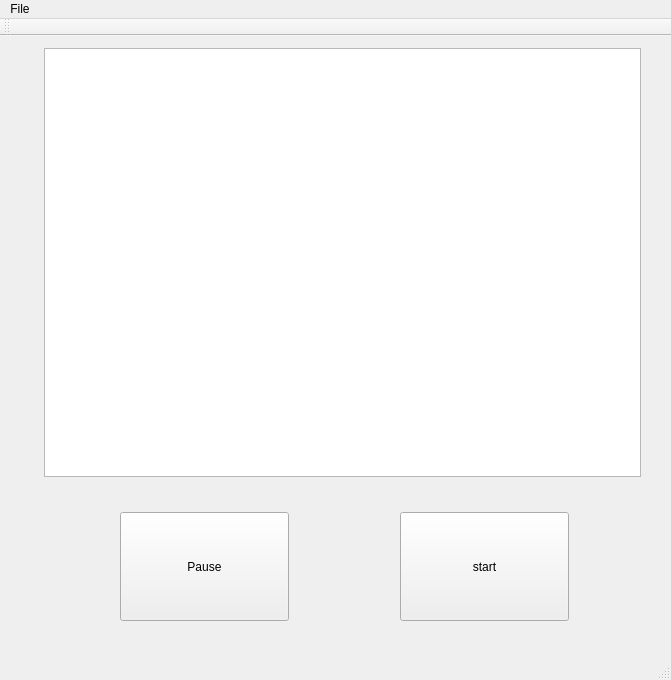
The window that mainwindow.ui (mwiesenberger/convection) describes before a commit, drawn with Qt 5.
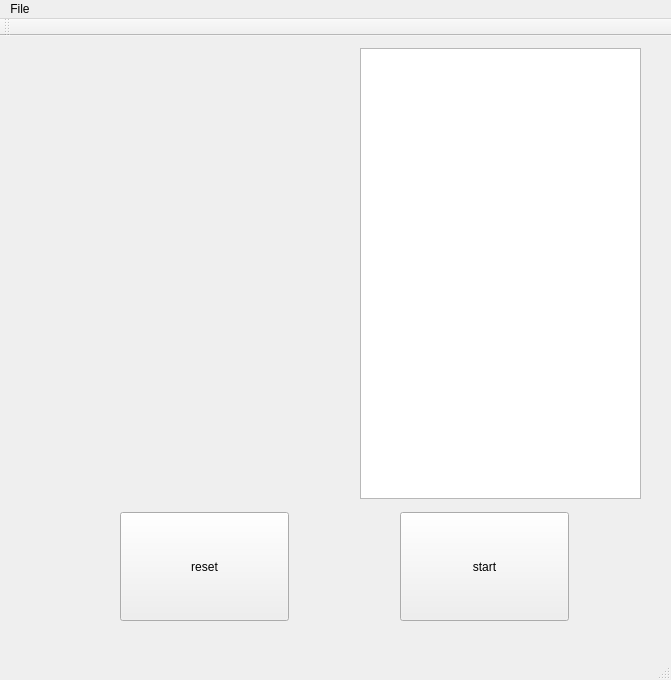
The same window after the commit.

What changed in the file:
```diff
--- a/mainwindow.ui
+++ b/mainwindow.ui
@@ -17,8 +17,8 @@
    <widget class="QLabel" name="LabelOriginal">
     <property name="geometry">
      <rect>
-      <x>36</x>
-      <y>20</y>
+      <x>20</x>
+      <y>50</y>
       <width>320</width>
       <height>240</height>
      </rect>
@@ -68,16 +68,16 @@
      </rect>
     </property>
     <property name="text">
-     <string>Pause</string>
+     <string>reset</string>
     </property>
    </widget>
    <widget class="QPlainTextEdit" name="TextField">
     <property name="geometry">
      <rect>
-      <x>44</x>
+      <x>360</x>
       <y>12</y>
-      <width>597</width>
-      <height>429</height>
+      <width>281</width>
+      <height>451</height>
      </rect>
     </property>
     <property name="textInteractionFlags">
```
Left out of the diff: 9 changed lines with no effect on the pictures.
